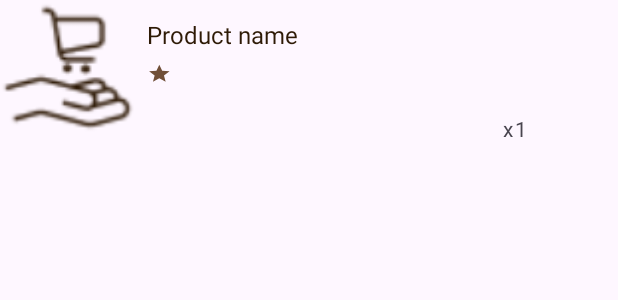
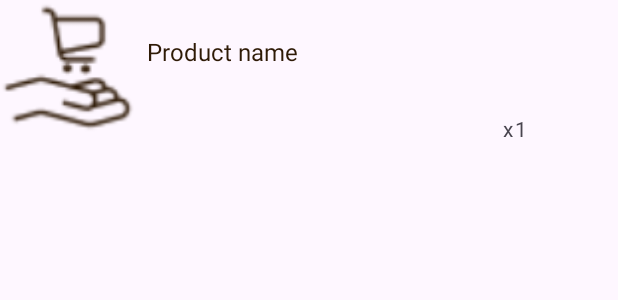
Before and after one commit to Ivanka-karaim/ShopMateMobile, an Android app: the layout item_order_product.xml on its own in the app's theme, with its tools: preview values and no code run, on a phone screen of 412 x 824 dp. Shown: the top 300 px of the screen. Run offline under Robolectric (Android 15) with nearby library versions, the phone set to English and light mode, and no system bars; network calls fail.

Commit message:
edited basket and order creation pages

```diff
--- a/app/src/main/java/com/example/shopmatemobile/OrderCreation.kt
+++ b/app/src/main/java/com/example/shopmatemobile/OrderCreation.kt
@@ -45,7 +45,7 @@ class OrderCreation : AppCompatActivity() {
 
         val recyclerView: RecyclerView = findViewById(R.id.recyclerView)
         val layoutManager = LinearLayoutManager(this)
-        val adapter = OrderProductAdapter()
+        val adapter = OrderProductAdapter(this)
 
 
         recyclerView.layoutManager = layoutManager
--- a/app/src/main/res/layout/item_checkbox.xml
+++ b/app/src/main/res/layout/item_checkbox.xml
@@ -13,7 +13,7 @@
             android:layout_alignParentStart="true"
             android:layout_centerVertical="true"
             android:layout_marginEnd="8dp"
-            android:checked="false"
+            android:checked="true"
             android:textAppearance="?android:attr/textAppearanceMedium" />
 
         <ImageView
--- a/app/src/main/res/layout/item_order_product.xml
+++ b/app/src/main/res/layout/item_order_product.xml
@@ -39,31 +39,6 @@
                 android:textColor="@color/dark_brown"
                 android:textSize="16sp" />
 
-            <LinearLayout
-                android:layout_width="match_parent"
-                android:layout_height="match_parent"
-                android:layout_marginTop="8dp"
-                android:orientation="horizontal">
-
-                <ImageView
-                    android:id="@+id/starIcon"
-                    android:layout_width="15dp"
-                    android:layout_height="15dp"
-                    app:srcCompat="@drawable/star_foreground" />
-
-
-                <TextView
-                    android:id="@+id/productRate"
-                    android:layout_width="wrap_content"
-                    android:layout_height="match_parent"
-                    android:gravity="center|center_vertical"
-                    android:text=""
-                    android:textAppearance="?android:attr/textAppearanceMedium"
-                    android:textColor="@color/dark_brown"
-                    android:textSize="13sp" />
-            </LinearLayout>
-
-
             <TextView
                 android:id="@+id/productPrice"
                 android:layout_width="wrap_content"
--- a/app/src/main/res/values/strings.xml
+++ b/app/src/main/res/values/strings.xml
@@ -57,7 +57,7 @@
     <string name="new_password">Новий пароль</string>
     <string name="repeat_new_password">Повторіть новий пароль</string>
     <string name="add_address">Додати адресу</string>
-<string name="categories">Категорії</string>
+    <string name="categories">Категорії</string>
     <string name="like">Вподобати</string>
     <string name="back">Повернутись</string>
     <string name="generalPhoto">Головне фото</string>
@@ -87,7 +87,9 @@
     <string name="delete">Видалити</string>
     <string name="edit_text">Редагувати</string>
     <string name="submit_order">Покупку підтверджено</string>
-
+    <string name="ordering">Замовлення</string>
+    <string name="total">Усього:</string>
+    <string name="status_order">Статус замовлення</string>
 
 
 </resources>
```
Also changed, not shown: app/src/main/java/com/example/shopmatemobile/Basket.kt (+23 -12 lines), app/src/main/java/com/example/shopmatemobile/adapter/CheckboxAdapter.kt (+8 -3 lines), app/src/main/java/com/example/shopmatemobile/adapter/OrderProductAdapter.kt (+8 -4 lines), app/src/main/java/com/example/shopmatemobile/api/OrderApi.kt (+8 -1 lines), app/src/main/java/com/example/shopmatemobile/service/BasketService.kt (+13 -0 lines), app/src/main/java/com/example/shopmatemobile/service/OrderService.kt (+13 -4 lines), app/src/main/res/layout/fragment_basket.xml (+10 -0 lines).
